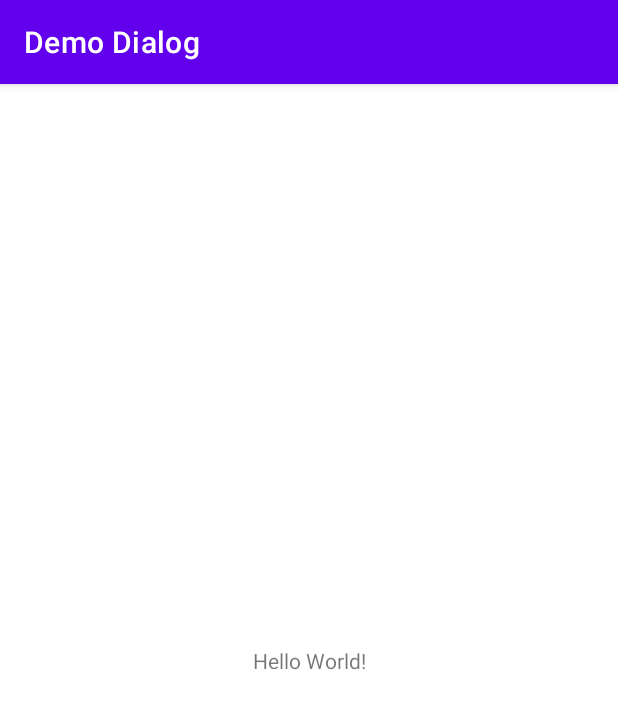
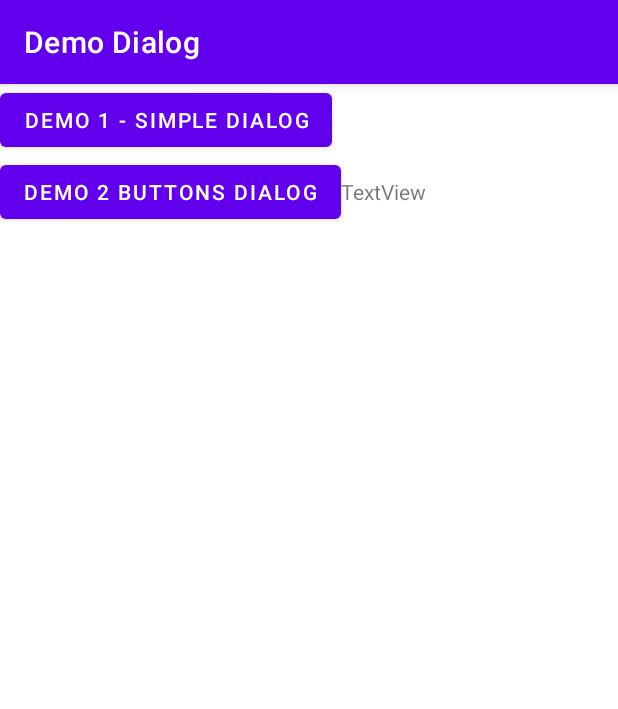
Before and after one commit to yeowhengg/L12DemoDialog, an Android app: the screen it shows after launch (MainActivity), on a phone screen of 412 x 824 dp. Shown: the top 709 px of the screen. Run offline under Robolectric (Android 15) with nearby library versions, the phone set to English and light mode, and no system bars.

```diff
--- a/app/src/main/AndroidManifest.xml
+++ b/app/src/main/AndroidManifest.xml
@@ -9,6 +9,7 @@
         android:roundIcon="@mipmap/ic_launcher_round"
         android:supportsRtl="true"
         android:theme="@style/Theme.DemoDialog">
+
         <activity android:name=".MainActivity">
             <intent-filter>
                 <action android:name="android.intent.action.MAIN" />
--- a/app/src/main/res/layout/activity_main.xml
+++ b/app/src/main/res/layout/activity_main.xml
@@ -1,18 +1,48 @@
 <?xml version="1.0" encoding="utf-8"?>
-<androidx.constraintlayout.widget.ConstraintLayout xmlns:android="http://schemas.android.com/apk/res/android"
+<LinearLayout xmlns:android="http://schemas.android.com/apk/res/android"
     xmlns:app="http://schemas.android.com/apk/res-auto"
     xmlns:tools="http://schemas.android.com/tools"
     android:layout_width="match_parent"
     android:layout_height="match_parent"
-    tools:context=".MainActivity">
+    tools:context=".MainActivity"
+    android:orientation="vertical">
 
-    <TextView
+    <Button
         android:layout_width="wrap_content"
         android:layout_height="wrap_content"
-        android:text="Hello World!"
-        app:layout_constraintBottom_toBottomOf="parent"
-        app:layout_constraintLeft_toLeftOf="parent"
-        app:layout_constraintRight_toRightOf="parent"
-        app:layout_constraintTop_toTopOf="parent" />
+        android:text="DEMO 1 - SIMPLE DIALOG"
+        android:id="@+id/buttonDemo1">
 
-</androidx.constraintlayout.widget.ConstraintLayout>
+    </Button>
+
+    <LinearLayout
+        android:layout_width="wrap_content"
+        android:layout_height="wrap_content"
+        android:orientation="horizontal">
+
+        <Button
+            android:layout_width="wrap_content"
+            android:layout_height="wrap_content"
+            android:id="@+id/buttonDemo2"
+            android:text="DEMO 2 BUTTONS DIALOG">
+
+        </Button>
+
+        <TextView
+            android:layout_width="wrap_content"
+            android:layout_height="wrap_content"
+            android:text="TextView"
+            android:id="@+id/tvDemo">
+
+        </TextView>
+
+
+    </LinearLayout>
+
+
+
+
+
+
+
+</LinearLayout>
```
Also changed, not shown: app/src/main/java/com/myapplicationdev/android/id20042741/demodialog/MainActivity.java (+55 -0 lines).
